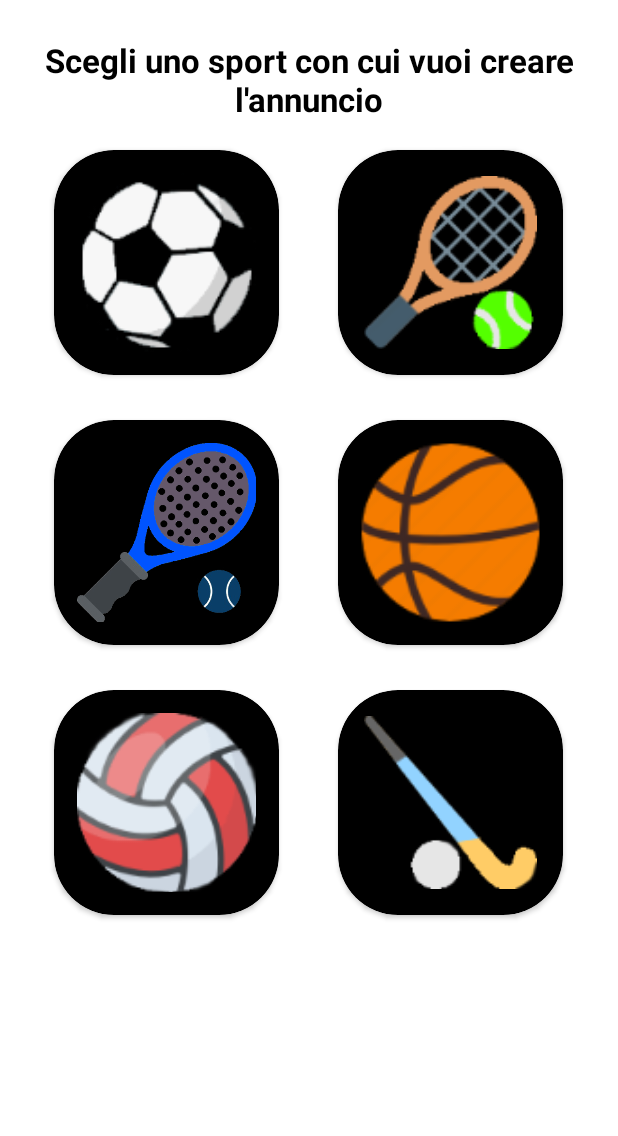
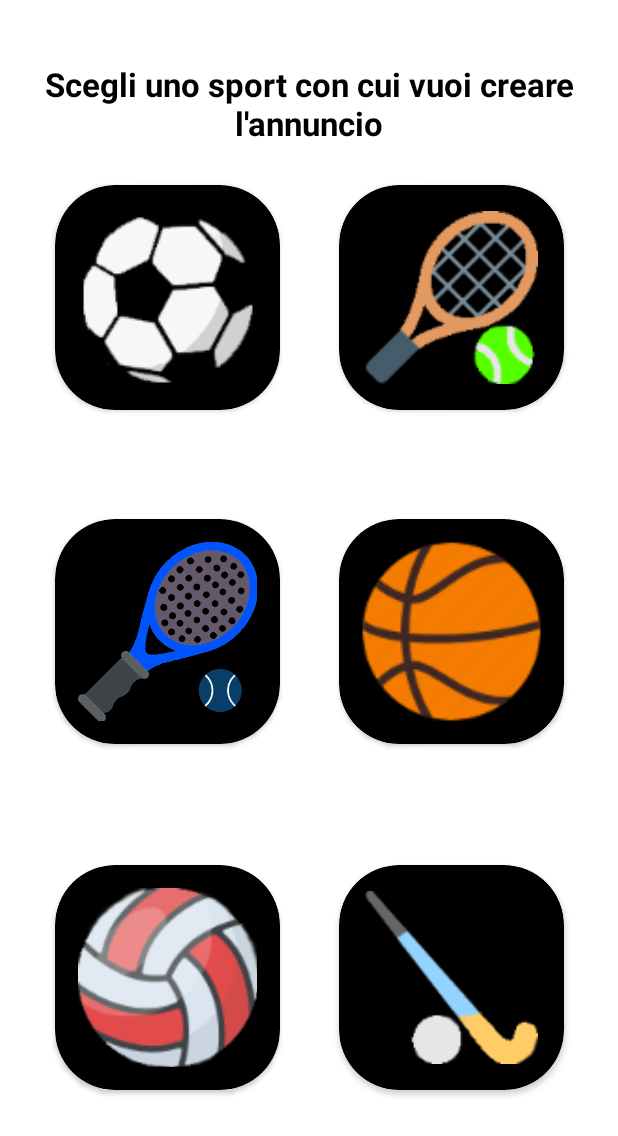
Before and after one commit to pippetto17/APP, an Android app: the layout choose_sport.xml on its own in the app's theme, with its tools: preview values and no code run, on a phone screen of 412 x 824 dp. Shown: the top 1136 px of the screen. Run offline under Robolectric (Android 15) with nearby library versions, the phone set to English and light mode, and no system bars.

Commit message:
cambiato icona all'app, reso i layout adattivi

```diff
--- a/APP/app/src/main/AndroidManifest.xml
+++ b/APP/app/src/main/AndroidManifest.xml
@@ -2,13 +2,11 @@
 <manifest xmlns:android="http://schemas.android.com/apk/res/android"
     package="com.example.app">
 
-    <uses-permission android:name="android.permission.ACCESS_FINE_LOCATION"/>
-    <uses-permission android:name="android.permission.ACCESS_COARSE_LOCATION"/>
-    <uses-permission android:name="android.permission.INTERNET"/>
+
 
     <application
         android:allowBackup="true"
-        android:icon="@drawable/sporty_icon"
+        android:icon="@mipmap/ic_launcher"
         android:label="@string/app_name"
         android:roundIcon="@mipmap/ic_launcher_round"
         android:supportsRtl="true"
--- a/APP/app/src/main/res/layout/choose_sport.xml
+++ b/APP/app/src/main/res/layout/choose_sport.xml
@@ -9,27 +9,25 @@
         android:id="@+id/textView"
         android:layout_width="wrap_content"
         android:layout_height="wrap_content"
-        android:layout_marginTop="25dp"
         android:text="Scegli uno sport con cui vuoi creare l'annuncio"
         android:textAlignment="center"
         android:textColor="#000000"
         android:textSize="22sp"
         android:textStyle="bold"
-        app:layout_constraintEnd_toEndOf="parent"
-        app:layout_constraintHorizontal_bias="0.5"
-        app:layout_constraintStart_toStartOf="parent"
-        app:layout_constraintTop_toTopOf="parent" />
+        app:layout_constraintEnd_toStartOf="@+id/guideline22"
+        app:layout_constraintHorizontal_bias="0.981"
+        app:layout_constraintStart_toStartOf="@+id/guideline22"
+        app:layout_constraintTop_toTopOf="@+id/guideline21"/>
 
     <androidx.cardview.widget.CardView
         android:id="@+id/chooseSoccer"
         android:layout_width="150dp"
         android:layout_height="150dp"
-        android:layout_marginStart="36dp"
-        android:layout_marginTop="100dp"
         app:cardBackgroundColor="@color/black"
         app:cardCornerRadius="40dp"
-        app:layout_constraintStart_toStartOf="parent"
-        app:layout_constraintTop_toTopOf="parent">
+        app:layout_constraintEnd_toStartOf="@+id/guideline15"
+        app:layout_constraintStart_toStartOf="@+id/guideline15"
+        app:layout_constraintTop_toTopOf="@+id/guideline16">
 
 
         <LinearLayout
@@ -50,12 +48,11 @@
         android:id="@+id/chooseTennis"
         android:layout_width="150dp"
         android:layout_height="150dp"
-        android:layout_marginStart="225dp"
-        android:layout_marginTop="100dp"
         app:cardBackgroundColor="@color/black"
         app:cardCornerRadius="40dp"
-        app:layout_constraintStart_toStartOf="parent"
-        app:layout_constraintTop_toTopOf="parent">
+        app:layout_constraintEnd_toStartOf="@+id/guideline20"
+        app:layout_constraintStart_toStartOf="@+id/guideline20"
+        app:layout_constraintTop_toTopOf="@+id/guideline16">
 
         <LinearLayout
             android:layout_width="match_parent"
@@ -75,12 +72,11 @@
         android:id="@+id/choosePaddle"
         android:layout_width="150dp"
         android:layout_height="150dp"
-        android:layout_marginStart="36dp"
-        android:layout_marginTop="280dp"
         app:cardBackgroundColor="@color/black"
         app:cardCornerRadius="40dp"
-        app:layout_constraintStart_toStartOf="parent"
-        app:layout_constraintTop_toTopOf="parent">
+        app:layout_constraintEnd_toStartOf="@+id/guideline15"
+        app:layout_constraintStart_toStartOf="@+id/guideline15"
+        app:layout_constraintTop_toTopOf="@+id/guideline18">
 
         <LinearLayout
             android:layout_width="match_parent"
@@ -100,12 +96,11 @@
         android:id="@+id/chooseBasket"
         android:layout_width="150dp"
         android:layout_height="150dp"
-        android:layout_marginStart="225dp"
-        android:layout_marginTop="280dp"
         app:cardBackgroundColor="@color/black"
         app:cardCornerRadius="40dp"
-        app:layout_constraintStart_toStartOf="parent"
-        app:layout_constraintTop_toTopOf="parent">
+        app:layout_constraintEnd_toStartOf="@+id/guideline20"
+        app:layout_constraintStart_toStartOf="@+id/guideline20"
+        app:layout_constraintTop_toTopOf="@+id/guideline18">
 
 
         <LinearLayout
@@ -126,12 +121,11 @@
         android:id="@+id/chooseVolley"
         android:layout_width="150dp"
         android:layout_height="150dp"
-        android:layout_marginStart="36dp"
-        android:layout_marginTop="460dp"
         app:cardBackgroundColor="@color/black"
         app:cardCornerRadius="40dp"
-        app:layout_constraintStart_toStartOf="parent"
-        app:layout_constraintTop_toTopOf="parent">
+        app:layout_constraintEnd_toStartOf="@+id/guideline15"
+        app:layout_constraintStart_toStartOf="@+id/guideline15"
+        app:layout_constraintTop_toTopOf="@+id/guideline19">
 
 
         <LinearLayout
@@ -152,12 +146,11 @@
         android:id="@+id/chooseHockey"
         android:layout_width="150dp"
         android:layout_height="150dp"
-        android:layout_marginStart="225dp"
-        android:layout_marginTop="460dp"
         app:cardBackgroundColor="@color/black"
         app:cardCornerRadius="40dp"
-        app:layout_constraintStart_toStartOf="parent"
-        app:layout_constraintTop_toTopOf="parent">
+        app:layout_constraintEnd_toStartOf="@+id/guideline20"
+        app:layout_constraintStart_toStartOf="@+id/guideline20"
+        app:layout_constraintTop_toTopOf="@+id/guideline19">
 
 
         <LinearLayout
@@ -173,4 +166,53 @@
                 app:srcCompat="@drawable/hockey" />
         </LinearLayout>
     </androidx.cardview.widget.CardView>
+
+    <androidx.constraintlayout.widget.Guideline
+        android:id="@+id/guideline15"
+        android:layout_width="wrap_content"
+        android:layout_height="wrap_content"
+        android:orientation="vertical"
+        app:layout_constraintGuide_percent="0.27" />
+
+    <androidx.constraintlayout.widget.Guideline
+        android:id="@+id/guideline16"
+        android:layout_width="wrap_content"
+        android:layout_height="wrap_content"
+        android:orientation="horizontal"
+        app:layout_constraintGuide_percent="0.15" />
+
+    <androidx.constraintlayout.widget.Guideline
+        android:id="@+id/guideline18"
+        android:layout_width="wrap_content"
+        android:layout_height="wrap_content"
+        android:orientation="horizontal"
+        app:layout_constraintGuide_percent="0.42" />
+
+    <androidx.constraintlayout.widget.Guideline
+        android:id="@+id/guideline19"
+        android:layout_width="wrap_content"
+        android:layout_height="wrap_content"
+        android:orientation="horizontal"
+        app:layout_constraintGuide_percent="0.7" />
+
+    <androidx.constraintlayout.widget.Guideline
+        android:id="@+id/guideline20"
+        android:layout_width="wrap_content"
+        android:layout_height="wrap_content"
+        android:orientation="vertical"
+        app:layout_constraintGuide_percent="0.73" />
+
+    <androidx.constraintlayout.widget.Guideline
+        android:id="@+id/guideline21"
+        android:layout_width="wrap_content"
+        android:layout_height="wrap_content"
+        android:orientation="horizontal"
+        app:layout_constraintGuide_percent="0.05" />
+
+    <androidx.constraintlayout.widget.Guideline
+        android:id="@+id/guideline22"
+        android:layout_width="wrap_content"
+        android:layout_height="wrap_content"
+        android:orientation="vertical"
+        app:layout_constraintGuide_percent="0.5" />
 </androidx.constraintlayout.widget.ConstraintLayout>
--- a/APP/app/src/main/res/mipmap-anydpi-v26/ic_launcher.xml
+++ /dev/null
@@ -1,5 +0,0 @@
-<?xml version="1.0" encoding="utf-8"?>
-<adaptive-icon xmlns:android="http://schemas.android.com/apk/res/android">
-    <background android:drawable="@drawable/ic_launcher_background" />
-    <foreground android:drawable="@drawable/ic_launcher_foreground" />
-</adaptive-icon>
--- a/APP/app/src/main/res/mipmap-anydpi-v26/ic_launcher_round.xml
+++ /dev/null
@@ -1,5 +0,0 @@
-<?xml version="1.0" encoding="utf-8"?>
-<adaptive-icon xmlns:android="http://schemas.android.com/apk/res/android">
-    <background android:drawable="@drawable/ic_launcher_background" />
-    <foreground android:drawable="@drawable/ic_launcher_foreground" />
-</adaptive-icon>
--- a/APP/app/src/main/res/values/strings.xml
+++ b/APP/app/src/main/res/values/strings.xml
@@ -1,4 +1,4 @@
 <resources>
-    <string name="app_name">APP</string>
+        <string name="app_name">Sporty</string>
 
 </resources>
```
Also changed, not shown: APP/app/src/main/res/layout/first_page.xml (+62 -24 lines), APP/app/src/main/res/layout/registration.xml (+44 -23 lines), APP/app/src/main/res/mipmap-hdpi/ic_launcher.png, APP/app/src/main/res/mipmap-hdpi/ic_launcher_round.png, APP/app/src/main/res/mipmap-mdpi/ic_launcher.png, APP/app/src/main/res/mipmap-mdpi/ic_launcher_round.png, APP/app/src/main/res/mipmap-xhdpi/ic_launcher.png, APP/app/src/main/res/mipmap-xhdpi/ic_launcher_round.png, APP/app/src/main/res/mipmap-xxhdpi/ic_launcher.png, APP/app/src/main/res/mipmap-xxhdpi/ic_launcher_round.png, APP/app/src/main/res/mipmap-xxxhdpi/ic_launcher.png, APP/app/src/main/res/mipmap-xxxhdpi/ic_launcher_round.png.
